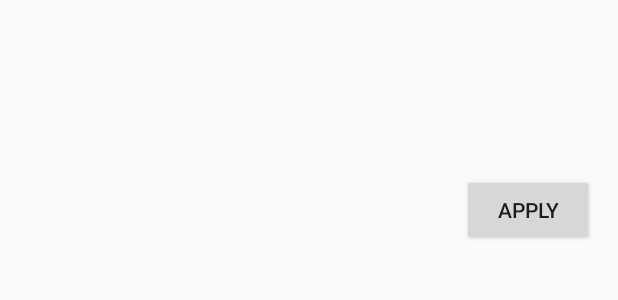
After one commit to eltos/SimpleDialogFragments, an Android app: the layout activity_flat_fragment.xml on its own in the app's theme, with its tools: preview values and no code run, on a phone screen of 412 x 824 dp. The commit adds this screen. Shown: the top 300 px of the screen. Run offline under Robolectric (Android 15) with nearby library versions, the phone set to English and light mode, and no system bars.

Commit message:
Use view from dialog in fragment as discussed in #4

```diff
--- a/simpledialogfragment/src/main/java/eltos/simpledialogfragment/SimpleDialog.java
+++ b/simpledialogfragment/src/main/java/eltos/simpledialogfragment/SimpleDialog.java
@@ -84,7 +84,7 @@ public class SimpleDialog<This extends SimpleDialog<This>> extends DialogFragmen
         }
     };
 
-    boolean callResultListener(int which, Bundle extras) {
+    protected boolean callResultListener(int which, Bundle extras) {
         if (extras == null) extras = new Bundle();
         if (getArguments().getBundle(BUNDLE) != null) {
             extras.putAll(getArguments().getBundle(BUNDLE));
--- a/testApp/src/main/AndroidManifest.xml
+++ b/testApp/src/main/AndroidManifest.xml
@@ -17,6 +17,7 @@
                 <category android:name="android.intent.category.LAUNCHER" />
             </intent-filter>
         </activity>
+        <activity android:name=".FlatFragmentActivity"></activity>
     </application>
 
 </manifest>
--- /dev/null
+++ b/testApp/src/main/res/layout/activity_flat_fragment.xml
@@ -0,0 +1,46 @@
+<?xml version="1.0" encoding="utf-8"?>
+<!--
+  ~  Copyright 2017 Philipp Niedermayer (github.com/eltos)
+  ~
+  ~  Licensed under the Apache License, Version 2.0 (the "License");
+  ~  you may not use this file except in compliance with the License.
+  ~  You may obtain a copy of the License at
+  ~
+  ~      http://www.apache.org/licenses/LICENSE-2.0
+  ~
+  ~  Unless required by applicable law or agreed to in writing, software
+  ~  distributed under the License is distributed on an "AS IS" BASIS,
+  ~  WITHOUT WARRANTIES OR CONDITIONS OF ANY KIND, either express or implied.
+  ~  See the License for the specific language governing permissions and
+  ~  limitations under the License.
+  -->
+
+<RelativeLayout xmlns:android="http://schemas.android.com/apk/res/android"
+    xmlns:tools="http://schemas.android.com/tools"
+    android:id="@+id/activity_flat_fragment"
+    android:layout_width="match_parent"
+    android:layout_height="match_parent"
+    android:paddingBottom="@dimen/activity_vertical_margin"
+    android:paddingLeft="@dimen/activity_horizontal_margin"
+    android:paddingRight="@dimen/activity_horizontal_margin"
+    android:paddingTop="@dimen/activity_vertical_margin"
+    tools:context="eltos.simpledialogfragments.FlatFragmentActivity">
+
+    <FrameLayout
+        android:id="@+id/frame"
+        android:layout_width="match_parent"
+        android:layout_height="wrap_content"
+        android:minHeight="100dp">
+    </FrameLayout>
+
+    <Button
+        android:id="@+id/ok"
+        android:layout_width="wrap_content"
+        android:layout_height="wrap_content"
+        android:layout_below="@+id/frame"
+        android:layout_alignParentRight="true"
+        android:layout_alignParentEnd="true"
+        android:text="Apply"/>
+
+
+</RelativeLayout>
```
Also changed, not shown: simpledialogfragment/src/main/java/eltos/simpledialogfragment/CustomViewDialog.java (+14 -1 lines), testApp/src/main/java/eltos/simpledialogfragments/FlatColorFragment.java (added, +43 -0 lines), testApp/src/main/java/eltos/simpledialogfragments/FlatFragmentActivity.java (added, +120 -0 lines), testApp/src/main/java/eltos/simpledialogfragments/MainActivity.java (+8 -0 lines), testApp/src/main/res/layout/activity_main.xml (+7 -0 lines).
